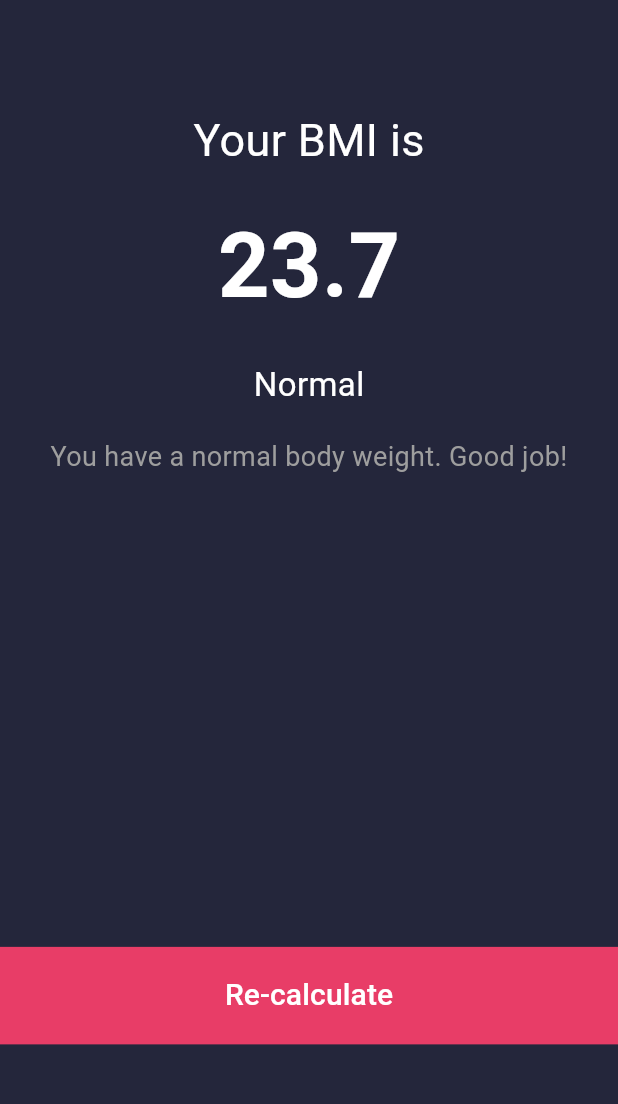
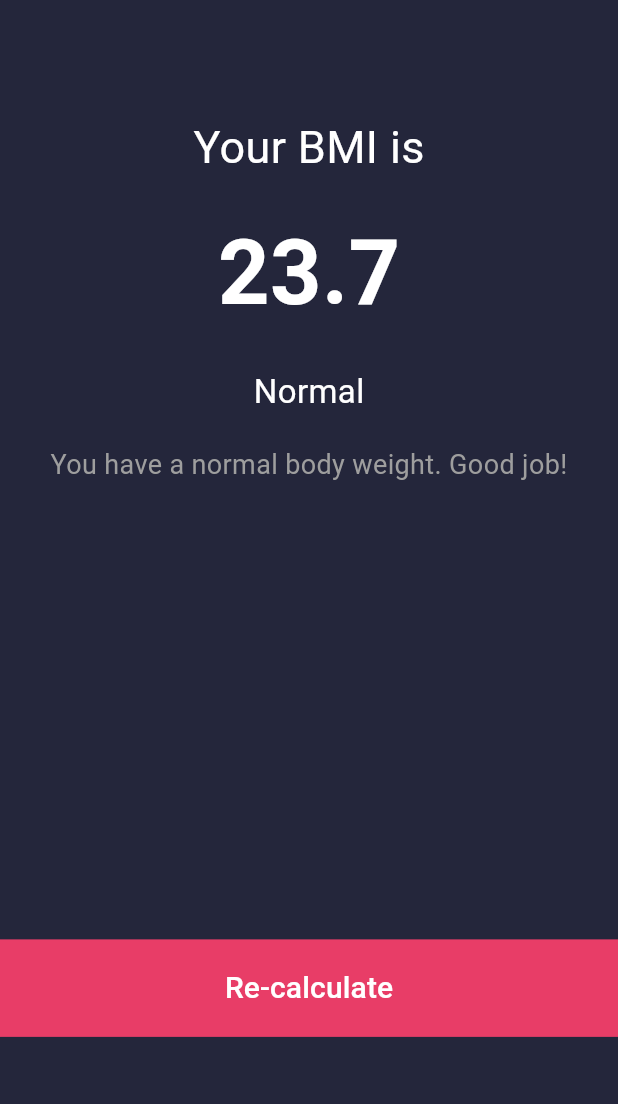
Before and after one commit to yyBasiony/bmi, a Flutter app: the screen it shows after launch, after a tap on "Calculate", on a phone screen of 412 x 824 dp, the part 84-1188 px from its top. Run offline on Flutter 3.47's test engine with Material 3 defaults, Android fonts, the phone set to English and light mode, and no system bars.

Commit message:
update hight

```diff
--- a/lib/result_page.dart
+++ b/lib/result_page.dart
@@ -62,7 +62,7 @@ class ResultPage extends StatelessWidget {
               ),
             ],
           ),
-          SizedBox(height: 170,),
+          SizedBox(height: 150,),
           Container(
             height: 65,
             width: double.infinity,
```
